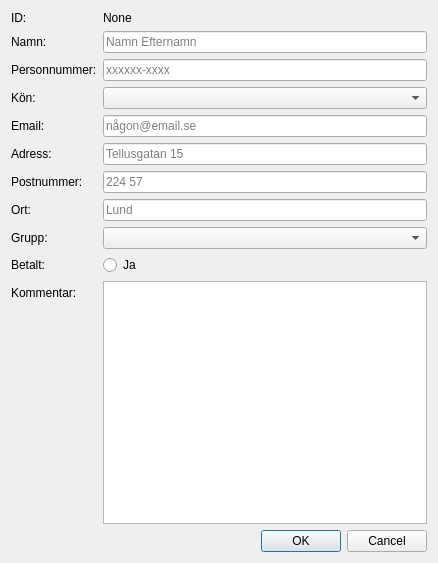
First picture: the form in UI/ny_dialog.ui, repository JHeimdal/RFEntry, before the edit.
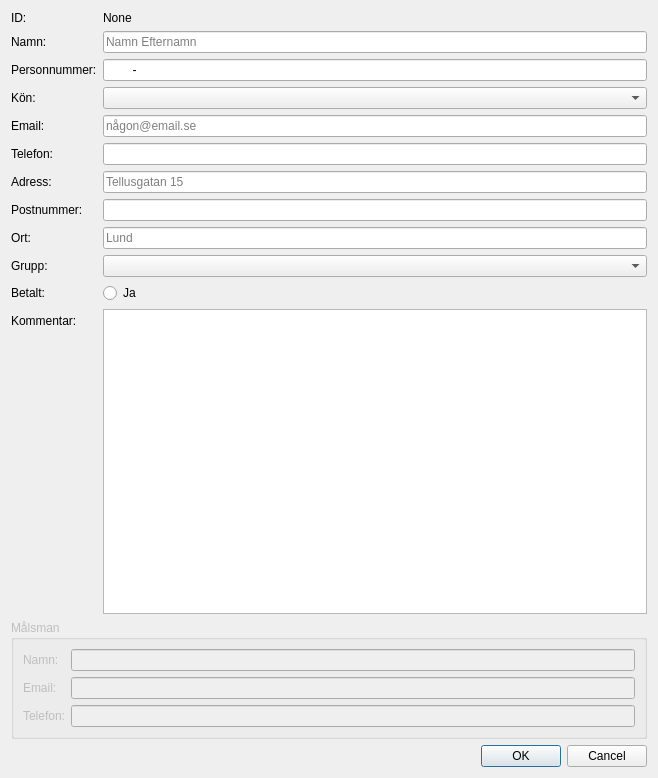
Second picture: the form after the edit.

Commit message: UI updates started to add guardian details to UI and Database

The edit to the form file:
```diff
--- a/UI/ny_dialog.ui
+++ b/UI/ny_dialog.ui
@@ -6,8 +6,8 @@
    <rect>
     <x>0</x>
     <y>0</y>
-    <width>438</width>
-    <height>563</height>
+    <width>658</width>
+    <height>778</height>
    </rect>
   </property>
   <property name="windowTitle">
@@ -18,69 +18,6 @@
     <layout class="QVBoxLayout" name="verticalLayout">
      <item>
       <layout class="QFormLayout" name="formLayout">
-       <item row="1" column="0">
-        <widget class="QLabel" name="namn_id">
-         <property name="text">
-          <string>Namn:</string>
-         </property>
-        </widget>
-       </item>
-       <item row="1" column="1">
-        <widget class="QLineEdit" name="namn">
-         <property name="placeholderText">
-          <string>Namn Efternamn</string>
-         </property>
-        </widget>
-       </item>
-       <item row="8" column="0">
-        <widget class="QLabel" name="grupp_lb">
-         <property name="text">
-          <string>Grupp:</string>
-         </property>
-        </widget>
-       </item>
-       <item row="10" column="0">
-        <widget class="QLabel" name="kommentar_lb">
-         <property name="text">
-          <string>Kommentar:</string>
-         </property>
-        </widget>
-       </item>
-       <item row="8" column="1">
-        <widget class="QComboBox" name="group">
-         <property name="currentText">
-          <string/>
-         </property>
-         <property name="currentIndex">
-          <number>-1</number>
-         </property>
-         <item>
-          <property name="text">
-           <string>Basic</string>
-          </property>
-         </item>
-         <item>
-          <property name="text">
-           <string>Intermidiate</string>
-          </property>
-         </item>
-         <item>
-          <property name="text">
-           <string>Advanced</string>
-          </property>
-         </item>
-         <item>
-          <property name="text">
-           <string>Kids</string>
-          </property>
-         </item>
-         <item>
-          <property name="text">
-           <string>Tävling</string>
-          </property>
-         </item>
-        </widget>
-       </item>
        <item row="0" column="0">
         <widget class="QLabel" name="ID_lb">
          <property name="text">
@@ -95,51 +32,17 @@
          </property>
         </widget>
        </item>
-       <item row="9" column="0">
-        <widget class="QLabel" name="Betalt_lb">
+       <item row="1" column="0">
+        <widget class="QLabel" name="namn_id">
          <property name="text">
-          <string>Betalt:</string>
+          <string>Namn:</string>
          </property>
         </widget>
        </item>
-       <item row="9" column="1">
-        <widget class="QRadioButton" name="betalt">
-         <property name="text">
-          <string>Ja</string>
-         </property>
-        </widget>
-       </item>
-       <item row="10" column="1">
-        <widget class="QTextEdit" name="kommentar"/>
-       </item>
-       <item row="5" column="0">
-        <widget class="QLabel" name="adress_lb">
-         <property name="text">
-          <string>Adress:</string>
-         </property>
-        </widget>
-       </item>
-       <item row="5" column="1">
-        <widget class="QLineEdit" name="adress">
+       <item row="1" column="1">
+        <widget class="QLineEdit" name="namn">
          <property name="placeholderText">
-          <string>Tellusgatan 15</string>
-         </property>
-        </widget>
-       </item>
-       <item row="6" column="0">
-        <widget class="QLabel" name="postnum_lb">
-         <property name="text">
-          <string>Postnummer:</string>
-         </property>
-        </widget>
-       </item>
-       <item row="6" column="1">
-        <widget class="QLineEdit" name="post_num">
-         <property name="autoFillBackground">
-          <bool>false</bool>
-         </property>
-         <property name="placeholderText">
-          <string>224 57</string>
+          <string>Namn Efternamn</string>
          </property>
         </widget>
        </item>
@@ -152,22 +55,11 @@
        </item>
        <item row="2" column="1">
         <widget class="QLineEdit" name="pers_num">
-         <property name="placeholderText">
-          <string>xxxxxx-xxxx</string>
+         <property name="inputMask">
+          <string>99999999-9999</string>
          </property>
-        </widget>
-       </item>
-       <item row="7" column="0">
-        <widget class="QLabel" name="ort_lb">
-         <property name="text">
-          <string>Ort:</string>
-         </property>
-        </widget>
-       </item>
-       <item row="7" column="1">
-        <widget class="QLineEdit" name="ort">
          <property name="placeholderText">
-          <string>Lund</string>
+          <string/>
          </property>
         </widget>
        </item>
@@ -214,8 +106,180 @@
          </property>
         </widget>
        </item>
+       <item row="6" column="0">
+        <widget class="QLabel" name="adress_lb">
+         <property name="text">
+          <string>Adress:</string>
+         </property>
+        </widget>
+       </item>
+       <item row="6" column="1">
+        <widget class="QLineEdit" name="adress">
+         <property name="placeholderText">
+          <string>Tellusgatan 15</string>
+         </property>
+        </widget>
+       </item>
+       <item row="7" column="0">
+        <widget class="QLabel" name="postnum_lb">
+         <property name="text">
+          <string>Postnummer:</string>
+         </property>
+        </widget>
+       </item>
+       <item row="7" column="1">
+        <widget class="QLineEdit" name="post_num">
+         <property name="autoFillBackground">
+          <bool>false</bool>
+         </property>
+         <property name="inputMask">
+          <string>999 99</string>
+         </property>
+         <property name="placeholderText">
+          <string>224 57</string>
+         </property>
+        </widget>
+       </item>
+       <item row="8" column="0">
+        <widget class="QLabel" name="ort_lb">
+         <property name="text">
+          <string>Ort:</string>
+         </property>
+        </widget>
+       </item>
+       <item row="8" column="1">
+        <widget class="QLineEdit" name="ort">
+         <property name="placeholderText">
+          <string>Lund</string>
+         </property>
+        </widget>
+       </item>
+       <item row="9" column="0">
+        <widget class="QLabel" name="grupp_lb">
+         <property name="text">
+          <string>Grupp:</string>
+         </property>
+        </widget>
+       </item>
+       <item row="9" column="1">
+        <widget class="QComboBox" name="group">
+         <property name="currentText">
+          <string/>
+         </property>
+         <property name="currentIndex">
+          <number>-1</number>
+         </property>
+         <item>
+          <property name="text">
+           <string>Basic</string>
+          </property>
+         </item>
+         <item>
+          <property name="text">
+           <string>Intermidiate</string>
+          </property>
+         </item>
+         <item>
+          <property name="text">
+           <string>Advanced</string>
+          </property>
+         </item>
+         <item>
+          <property name="text">
+           <string>Kids</string>
+          </property>
+         </item>
+         <item>
+          <property name="text">
+           <string>Tävling</string>
+          </property>
+         </item>
+        </widget>
+       </item>
+       <item row="10" column="0">
+        <widget class="QLabel" name="Betalt_lb">
+         <property name="text">
+          <string>Betalt:</string>
+         </property>
+        </widget>
+       </item>
+       <item row="10" column="1">
+        <widget class="QRadioButton" name="betalt">
+         <property name="text">
+          <string>Ja</string>
+         </property>
+        </widget>
+       </item>
+       <item row="11" column="0">
+        <widget class="QLabel" name="kommentar_lb">
+         <property name="text">
+          <string>Kommentar:</string>
+         </property>
+        </widget>
+       </item>
+       <item row="11" column="1">
+        <widget class="QTextEdit" name="kommentar"/>
+       </item>
+       <item row="5" column="0">
+        <widget class="QLabel" name="label">
+         <property name="text">
+          <string>Telefon:</string>
+         </property>
+        </widget>
+       </item>
+       <item row="5" column="1">
+        <widget class="QLineEdit" name="lineEdit"/>
+       </item>
       </layout>
      </item>
+     <item>
+      <widget class="QGroupBox" name="malsman">
+       <property name="enabled">
+        <bool>false</bool>
+       </property>
+       <property name="title">
+        <string>Målsman</string>
+       </property>
+       <property name="flat">
+        <bool>true</bool>
+       </property>
+       <property name="checkable">
+        <bool>false</bool>
+       </property>
+       <layout class="QFormLayout" name="formLayout_3">
+        <item row="0" column="0">
+         <widget class="QLabel" name="namnlb_mm">
+          <property name="text">
+           <string>Namn:</string>
+          </property>
+         </widget>
+        </item>
+        <item row="0" column="1">
+         <widget class="QLineEdit" name="namn_mm"/>
+        </item>
+        <item row="1" column="0">
+         <widget class="QLabel" name="emaillb_mm">
+          <property name="text">
+           <string>Email:</string>
+          </property>
+         </widget>
+        </item>
+        <item row="1" column="1">
+         <widget class="QLineEdit" name="email_mm"/>
+        </item>
+        <item row="2" column="0">
+         <widget class="QLabel" name="telefonlb_mm">
+          <property name="text">
+           <string>Telefon:</string>
+          </property>
+         </widget>
+        </item>
+        <item row="2" column="1">
+         <widget class="QLineEdit" name="telefon_mm"/>
+        </item>
+       </layout>
+      </widget>
+     </item>
      <item>
       <widget class="QDialogButtonBox" name="buttonBox">
        <property name="orientation">
```
Left out of the diff: 4 changed lines with no effect on the pictures. The commit also changes 2 other files.
